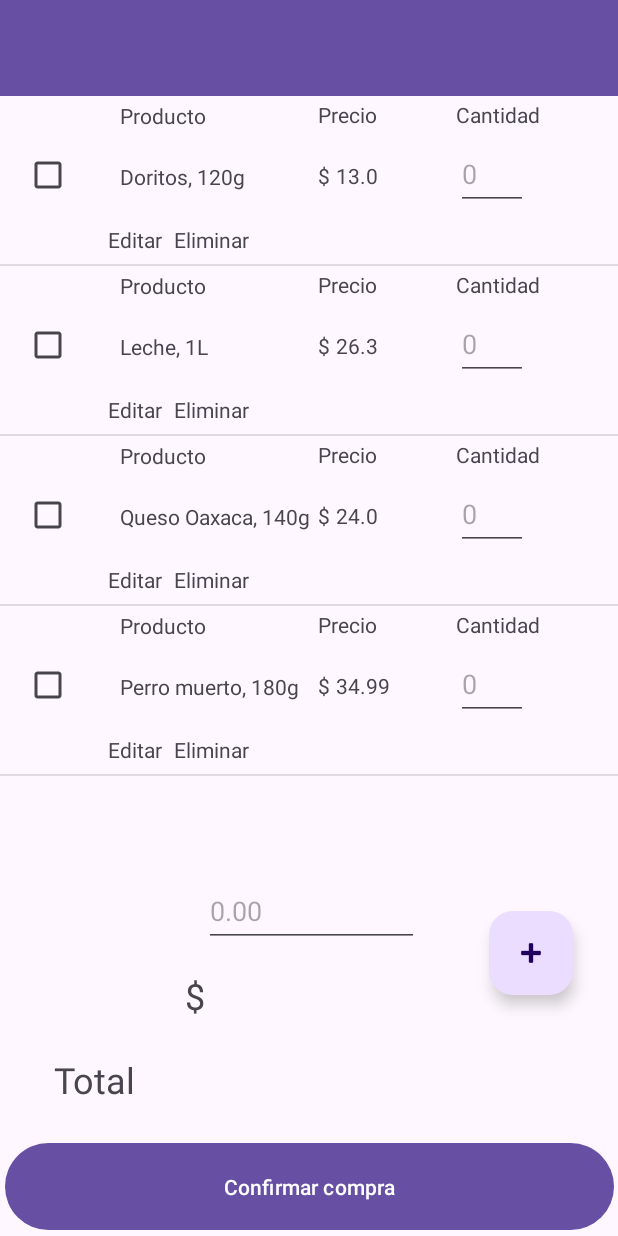
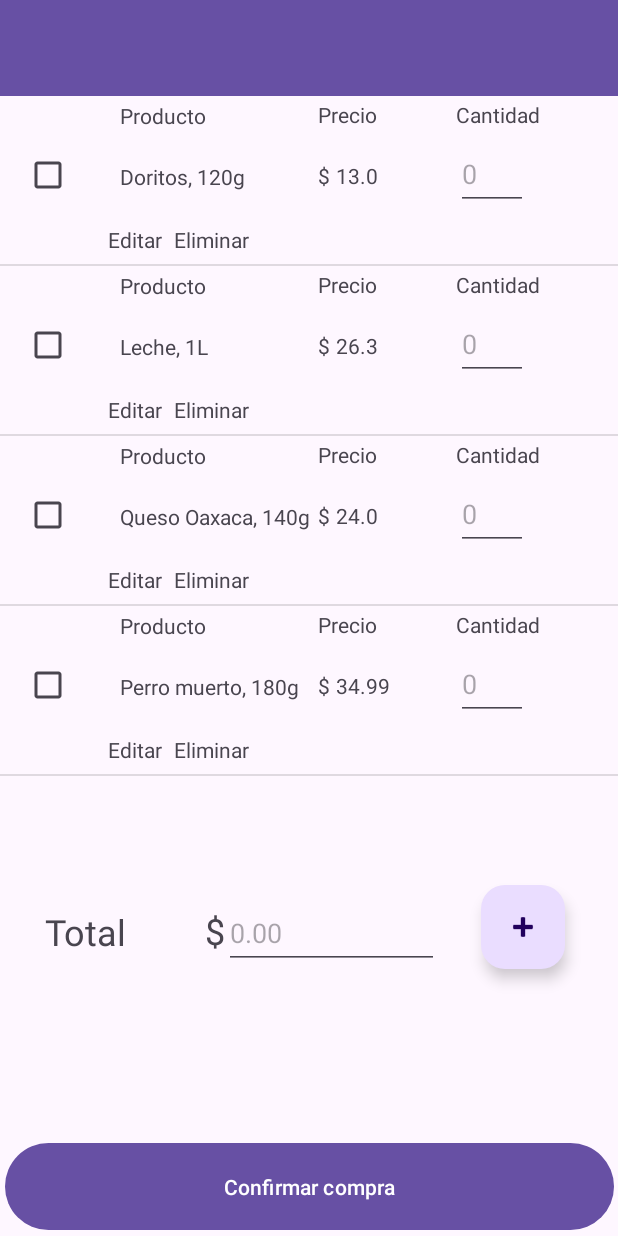
Before and after one commit to UlisesRS1/AppShopList, an Android app: the screen it shows after launch (MainActivity), on a phone screen of 412 x 824 dp. Run offline under Robolectric (Android 15) with nearby library versions, the phone set to English and light mode, and no system bars.

Commit message:
correciones en activity_main

```diff
--- a/app/src/main/res/layout/activity_main.xml
+++ b/app/src/main/res/layout/activity_main.xml
@@ -8,16 +8,11 @@
     tools:context=".MainActivity">
 
     <LinearLayout
-        android:id="@+id/linearLayout"
         android:layout_width="match_parent"
         android:layout_height="match_parent"
         android:orientation="vertical"
-        app:layout_constraintBottom_toBottomOf="parent"
-        app:layout_constraintEnd_toEndOf="parent"
-        app:layout_constraintHorizontal_bias="0.0"
-        app:layout_constraintStart_toStartOf="parent"
-        app:layout_constraintTop_toTopOf="parent"
-        app:layout_constraintVertical_bias="0.0">
+        tools:layout_editor_absoluteX="3dp"
+        tools:layout_editor_absoluteY="16dp">
 
         <com.google.android.material.appbar.MaterialToolbar
             android:id="@+id/mtToolBar"
@@ -30,22 +25,20 @@
         <ListView
             android:id="@+id/ltvListaDeProductos"
             android:layout_width="match_parent"
-            android:layout_height="519dp" />
-
-        <androidx.constraintlayout.widget.ConstraintLayout
-            android:layout_width="match_parent"
-            android:layout_height="match_parent">
+            android:layout_height="511dp" />
+    </LinearLayout>
 
     <TextView
         android:id="@+id/textView10"
         android:layout_width="wrap_content"
         android:layout_height="wrap_content"
-                android:layout_marginStart="36dp"
-                android:layout_marginBottom="88dp"
+        android:layout_marginEnd="28dp"
         android:text="Total"
         android:textSize="24sp"
-                app:layout_constraintBottom_toBottomOf="parent"
-                app:layout_constraintStart_toStartOf="parent" />
+        app:layout_constraintBottom_toTopOf="@+id/guideline3"
+        app:layout_constraintEnd_toStartOf="@+id/guideline6"
+        app:layout_constraintTop_toTopOf="@+id/guideline2"
+        app:layout_constraintVertical_bias="0.512" />
 
     <EditText
         android:id="@+id/edtValor"
@@ -54,41 +47,38 @@
         android:ems="10"
         android:hint="0.00"
         android:inputType="number"
-                app:layout_constraintEnd_toEndOf="parent"
-                app:layout_constraintHorizontal_bias="0.507"
-                app:layout_constraintStart_toStartOf="parent"
-                app:layout_constraintTop_toTopOf="parent" />
+        app:layout_constraintBottom_toTopOf="@+id/guideline3"
+        app:layout_constraintEnd_toStartOf="@+id/guideline8"
+        app:layout_constraintHorizontal_bias="0.902"
+        app:layout_constraintStart_toStartOf="@+id/guideline6"
+        app:layout_constraintTop_toTopOf="@+id/guideline2"
+        app:layout_constraintVertical_bias="0.56" />
 
     <TextView
         android:id="@+id/textView11"
         android:layout_width="wrap_content"
         android:layout_height="wrap_content"
+        android:layout_marginEnd="144dp"
         android:text="$"
         android:textSize="24sp"
-                app:layout_constraintBottom_toBottomOf="parent"
-                app:layout_constraintEnd_toEndOf="parent"
-                app:layout_constraintHorizontal_bias="0.309"
-                app:layout_constraintStart_toStartOf="parent"
-                app:layout_constraintTop_toTopOf="parent"
-                app:layout_constraintVertical_bias="0.307" />
+        app:layout_constraintBottom_toTopOf="@+id/guideline3"
+        app:layout_constraintEnd_toStartOf="@+id/guideline8"
+        app:layout_constraintHorizontal_bias="0.888"
+        app:layout_constraintStart_toStartOf="@+id/guideline6"
+        app:layout_constraintTop_toTopOf="@+id/guideline2" />
 
     <com.google.android.material.floatingactionbutton.FloatingActionButton
         android:id="@+id/fbtnAgregarProducto"
         android:layout_width="wrap_content"
         android:layout_height="wrap_content"
+        android:layout_marginStart="24dp"
         android:clickable="true"
         android:contentDescription="@string/app_name"
-                app:layout_constraintBottom_toBottomOf="parent"
-                app:layout_constraintEnd_toEndOf="parent"
-                app:layout_constraintHorizontal_bias="0.915"
-                app:layout_constraintStart_toStartOf="parent"
-                app:layout_constraintTop_toTopOf="parent"
-                app:layout_constraintVertical_bias="0.129"
+        app:layout_constraintBottom_toTopOf="@+id/guideline3"
+        app:layout_constraintStart_toStartOf="@+id/guideline8"
+        app:layout_constraintTop_toTopOf="@+id/guideline2"
+        app:layout_constraintVertical_bias="0.352"
         app:srcCompat="@android:drawable/ic_input_add" />
-
-        </androidx.constraintlayout.widget.ConstraintLayout>
-
-    </LinearLayout>
 
     <Button
         android:id="@+id/btnConfirmarCompra"
@@ -104,13 +94,27 @@
         android:layout_width="wrap_content"
         android:layout_height="wrap_content"
         android:orientation="horizontal"
-        app:layout_constraintGuide_begin="658dp" />
+        app:layout_constraintGuide_begin="584dp" />
 
     <androidx.constraintlayout.widget.Guideline
         android:id="@+id/guideline3"
         android:layout_width="wrap_content"
         android:layout_height="wrap_content"
         android:orientation="horizontal"
-        app:layout_constraintGuide_begin="584dp" />
+        app:layout_constraintGuide_begin="657dp" />
+
+    <androidx.constraintlayout.widget.Guideline
+        android:id="@+id/guideline6"
+        android:layout_width="wrap_content"
+        android:layout_height="wrap_content"
+        android:orientation="vertical"
+        app:layout_constraintGuide_begin="113dp" />
+
+    <androidx.constraintlayout.widget.Guideline
+        android:id="@+id/guideline8"
+        android:layout_width="wrap_content"
+        android:layout_height="wrap_content"
+        android:orientation="vertical"
+        app:layout_constraintGuide_begin="297dp" />
 
 </androidx.constraintlayout.widget.ConstraintLayout>
```
Lines whose indentation alone changed are shown as unchanged.
